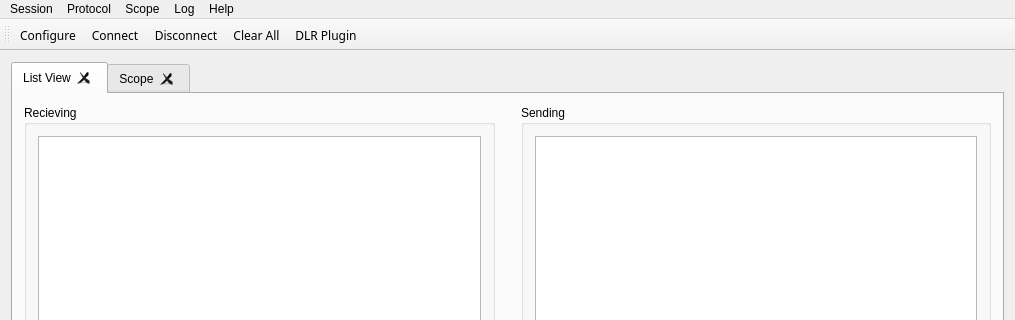
schwemmdx/rs232-tool, file mainwindow.ui: the form before one commit; both pictures show x 0 to 1015 and y 0 to 320 of the 1015 by 712 pixel window.
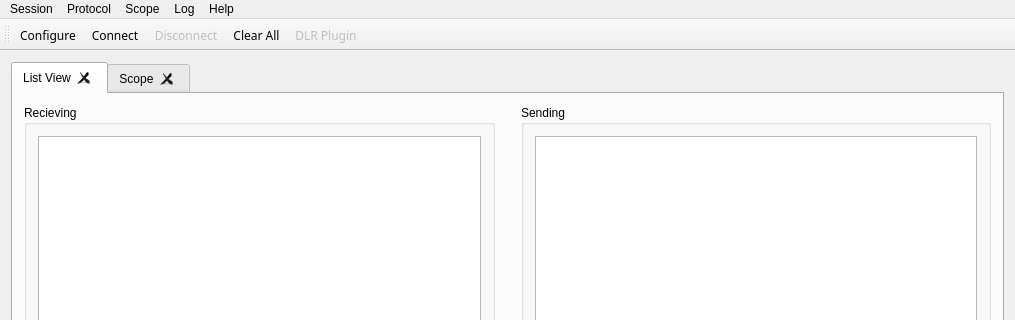
The form after the commit. Icons and pictures are not drawn.

The edit to the form file:
```diff
--- a/mainwindow.ui
+++ b/mainwindow.ui
@@ -323,6 +323,9 @@
    </property>
   </action>
   <action name="actionDisconnect">
+   <property name="enabled">
+    <bool>false</bool>
+   </property>
    <property name="icon">
     <iconset>
      <normaloff>:/imgs/images/icons8-usb-disconnected-48.png</normaloff>:/imgs/images/icons8-usb-disconnected-48.png</iconset>
@@ -441,6 +444,9 @@
    </property>
   </action>
   <action name="actionStart_DLR_Control">
+   <property name="enabled">
+    <bool>false</bool>
+   </property>
    <property name="icon">
     <iconset>
      <normaloff>:/imgs/images/dlr_logo.png</normaloff>:/imgs/images/dlr_logo.png</iconset>
```
Left out of the diff: 20 changed lines with no effect on the pictures.
